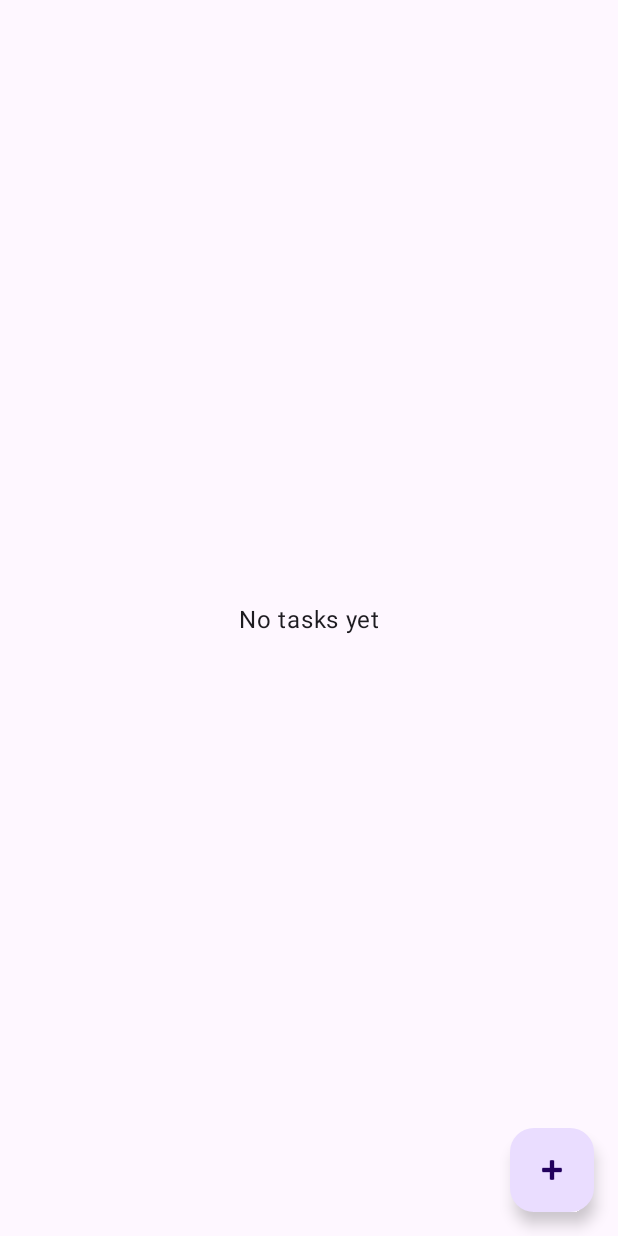
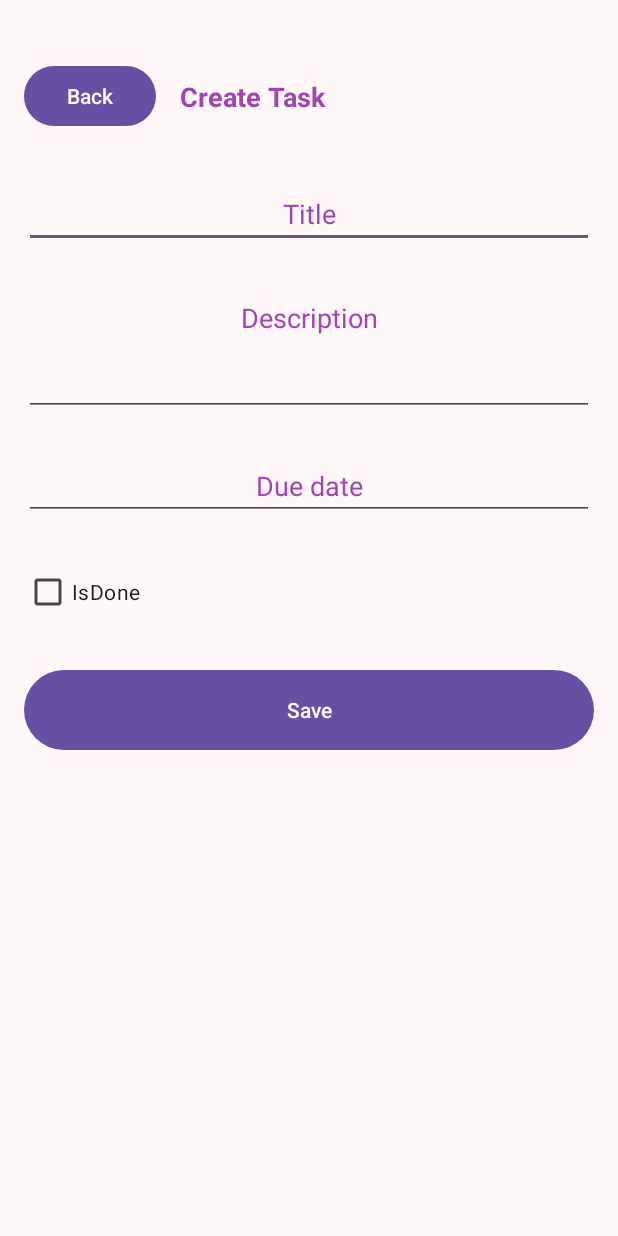
Before and after one commit to EmanK888/Task_Tracker_V2, an Android app: the screen it shows after launch (MainActivity before the commit, CreateTasksActivity after it), on a phone screen of 412 x 824 dp. Run offline under Robolectric (Android 15) with nearby library versions, the phone set to English and light mode, and no system bars.

Commit message:
Add task creation / Update screen and navigation with tasks list

```diff
--- /dev/null
+++ b/app/src/main/java/com/example/task_tracker_v2/CreateTasksActivity.kt
@@ -0,0 +1,99 @@
+package com.example.task_tracker_v2
+
+import android.os.Bundle
+import android.view.View
+import android.widget.Button
+import android.widget.CheckBox
+import android.widget.EditText
+import android.widget.TextView
+import androidx.activity.enableEdgeToEdge
+import androidx.activity.viewModels
+import androidx.appcompat.app.AppCompatActivity
+import androidx.core.view.ViewCompat
+import androidx.core.view.WindowInsetsCompat
+
+class CreateTasksActivity : AppCompatActivity() {
+
+    private val viewModel: TaskViewModel by viewModels {
+        val dao = TaskDatabase.getInstance(applicationContext).taskDao()
+        TaskViewModelFactory(TaskRepository(dao))
+    }
+
+    private var editingTask: Task? = null
+
+    override fun onCreate(savedInstanceState: Bundle?) {
+        super.onCreate(savedInstanceState)
+        enableEdgeToEdge()
+        setContentView(R.layout.activity_create_tasks)
+
+        ViewCompat.setOnApplyWindowInsetsListener(findViewById(R.id.main)) { v, insets ->
+            val systemBars = insets.getInsets(WindowInsetsCompat.Type.systemBars())
+            v.setPadding(systemBars.left, systemBars.top, systemBars.right, systemBars.bottom)
+            insets
+        }
+
+        val editTitle = findViewById<EditText>(R.id.editTextText2)
+        val editDescription = findViewById<EditText>(R.id.editTextTextMultiLine)
+        val editDueDate = findViewById<EditText>(R.id.textDueDate)
+        val textError = findViewById<TextView>(R.id.textView3)
+        val textHeader = findViewById<TextView>(R.id.textView)
+        val buttonSave = findViewById<Button>(R.id.button2)
+        val buttonBack = findViewById<Button>(R.id.button3)
+        val checkBox = findViewById<CheckBox>(R.id.checkBox)
+
+        val taskId = intent.getIntExtra("task_id", 0)
+        if (taskId != 0) {
+            val task = Task(
+                id = taskId,
+                title = intent.getStringExtra("task_title") ?: "",
+                dueDate = intent.getStringExtra("task_due_date") ?: "",
+                description = intent.getStringExtra("task_description") ?: "",
+                isDone = intent.getBooleanExtra("task_is_done", false)
+            )
+            editingTask = task
+            textHeader.text = "Edit Task"
+            editTitle.setText(task.title)
+            editDescription.setText(task.description)
+            editDueDate.setText(task.dueDate)
+            checkBox.isChecked = task.isDone
+        }
+
+        buttonBack.setOnClickListener { finish() }
+
+        buttonSave.setOnClickListener {
+            val title = editTitle.text.toString().trim()
+
+            if (title.isEmpty()) {
+                textError.visibility = View.VISIBLE
+                return@setOnClickListener
+            }
+            textError.visibility = View.GONE
+
+            val description = editDescription.text.toString().trim()
+            val dueDate = editDueDate.text.toString().trim()
+            val isDone = checkBox.isChecked
+            val existing = editingTask
+
+            if (existing == null) {
+                viewModel.AddTask(
+                    Task(
+                        title = title,
+                        dueDate = dueDate,
+                        description = description,
+                        isDone = isDone
+                    )
+                )
+            } else {
+                viewModel.UpdateTask(
+                    existing.copy(
+                        title = title,
+                        dueDate = dueDate,
+                        description = description,
+                        isDone = isDone
+                    )
+                )
+            }
+            finish()
+        }
+    }
+}
--- a/app/src/main/java/com/example/task_tracker_v2/TaskRepository.kt
+++ b/app/src/main/java/com/example/task_tracker_v2/TaskRepository.kt
@@ -1,4 +1,4 @@
-package com.example.task_tracker
+package com.example.task_tracker_v2
 import com.example.task_tracker_v2.Task
 import com.example.task_tracker_v2.TaskDao
 import kotlinx.coroutines.flow.Flow
--- a/app/src/main/java/com/example/task_tracker_v2/TaskViewModel.kt
+++ b/app/src/main/java/com/example/task_tracker_v2/TaskViewModel.kt
@@ -1,4 +1,4 @@
-package com.example.task_tracker
+package com.example.task_tracker_v2
 
 import androidx.lifecycle.ViewModel
 import androidx.lifecycle.viewModelScope
--- a/app/src/main/java/com/example/task_tracker_v2/TaskViewModelFactory.kt
+++ b/app/src/main/java/com/example/task_tracker_v2/TaskViewModelFactory.kt
@@ -1,5 +1,5 @@
 
-package com.example.task_tracker
+package com.example.task_tracker_v2
 
 import androidx.lifecycle.ViewModel
 import androidx.lifecycle.ViewModelProvider
--- /dev/null
+++ b/app/src/main/res/layout/activity_create_tasks.xml
@@ -0,0 +1,134 @@
+<?xml version="1.0" encoding="utf-8"?>
+<androidx.constraintlayout.widget.ConstraintLayout xmlns:android="http://schemas.android.com/apk/res/android"
+    xmlns:app="http://schemas.android.com/apk/res-auto"
+    xmlns:tools="http://schemas.android.com/tools"
+    android:id="@+id/main"
+    android:layout_width="match_parent"
+    android:layout_height="match_parent"
+    android:background="#FFF8F8"
+    tools:context=".CreateTasksActivity">
+
+    <!-- Back button -->
+    <Button
+        android:id="@+id/button3"
+        android:layout_width="wrap_content"
+        android:layout_height="wrap_content"
+        android:layout_marginStart="16dp"
+        android:layout_marginTop="40dp"
+        android:text="Back"
+        app:layout_constraintStart_toStartOf="parent"
+        app:layout_constraintTop_toTopOf="parent" />
+
+    <!-- Screen title -->
+    <TextView
+        android:id="@+id/textView"
+        android:layout_width="0dp"
+        android:layout_height="wrap_content"
+        android:layout_marginStart="16dp"
+        android:layout_marginEnd="16dp"
+        android:text="Create Task"
+        android:textColor="#A244B1"
+        android:textSize="18sp"
+        android:textStyle="bold"
+        app:layout_constraintBottom_toBottomOf="@+id/button3"
+        app:layout_constraintEnd_toEndOf="parent"
+        app:layout_constraintStart_toEndOf="@+id/button3"
+        app:layout_constraintTop_toTopOf="@+id/button3" />
+
+    <!-- Title -->
+    <EditText
+        android:id="@+id/editTextText2"
+        android:layout_width="0dp"
+        android:layout_height="wrap_content"
+        android:layout_marginStart="16dp"
+        android:layout_marginTop="32dp"
+        android:layout_marginEnd="16dp"
+        android:ems="10"
+        android:hint="Title"
+        android:inputType="text"
+        android:textAlignment="center"
+        android:textColor="#000000"
+        android:textColorHint="#A244B1"
+        app:layout_constraintEnd_toEndOf="parent"
+        app:layout_constraintStart_toStartOf="parent"
+        app:layout_constraintTop_toBottomOf="@+id/button3" />
+
+    <!-- Validation message -->
+    <TextView
+        android:id="@+id/textView3"
+        android:layout_width="0dp"
+        android:layout_height="wrap_content"
+        android:layout_marginStart="16dp"
+        android:layout_marginTop="4dp"
+        android:layout_marginEnd="16dp"
+        android:text="The title cannot be empty"
+        android:textColor="#FD0000"
+        android:textStyle="bold"
+        android:visibility="gone"
+        app:layout_constraintEnd_toEndOf="parent"
+        app:layout_constraintStart_toStartOf="parent"
+        app:layout_constraintTop_toBottomOf="@+id/editTextText2" />
+
+    <!-- Description -->
+    <EditText
+        android:id="@+id/editTextTextMultiLine"
+        android:layout_width="0dp"
+        android:layout_height="wrap_content"
+        android:layout_marginStart="16dp"
+        android:layout_marginTop="24dp"
+        android:layout_marginEnd="16dp"
+        android:ems="10"
+        android:gravity="start|top"
+        android:hint="Description"
+        android:inputType="textMultiLine"
+        android:minLines="3"
+        android:textAlignment="center"
+        android:textColor="#000000"
+        android:textColorHint="#A244B1"
+        app:layout_constraintEnd_toEndOf="parent"
+        app:layout_constraintStart_toStartOf="parent"
+        app:layout_constraintTop_toBottomOf="@+id/textView3" />
+
+    <!-- Due date -->
+    <EditText
+        android:id="@+id/textDueDate"
+        android:layout_width="0dp"
+        android:layout_height="wrap_content"
+        android:layout_marginStart="16dp"
+        android:layout_marginTop="24dp"
+        android:layout_marginEnd="16dp"
+        android:ems="10"
+        android:hint="Due date"
+        android:inputType="text"
+        android:textAlignment="center"
+        android:textColor="#000000"
+        android:textColorHint="#A244B1"
+        app:layout_constraintEnd_toEndOf="parent"
+        app:layout_constraintStart_toStartOf="parent"
+        app:layout_constraintTop_toBottomOf="@+id/editTextTextMultiLine" />
+
+    <!-- Checkbox -->
+    <CheckBox
+        android:id="@+id/checkBox"
+        android:layout_width="wrap_content"
+        android:layout_height="wrap_content"
+        android:layout_marginStart="16dp"
+        android:layout_marginTop="24dp"
+        android:text="IsDone"
+        app:layout_constraintStart_toStartOf="parent"
+        app:layout_constraintTop_toBottomOf="@+id/textDueDate" />
+
+    <!-- Save button -->
+    <Button
+        android:id="@+id/button2"
+        android:layout_width="0dp"
+        android:layout_height="61dp"
+        android:layout_marginStart="16dp"
+        android:layout_marginTop="24dp"
+        android:layout_marginEnd="16dp"
+        android:text="Save"
+        app:layout_constraintEnd_toEndOf="parent"
+        app:layout_constraintStart_toStartOf="parent"
+        app:layout_constraintTop_toBottomOf="@+id/checkBox" />
+
+</androidx.constraintlayout.widget.ConstraintLayout>
--- a/app/src/main/res/values/strings.xml
+++ b/app/src/main/res/values/strings.xml
@@ -5,4 +5,5 @@
     <string name="delete">Delete</string>
     <string name="share">Share</string>
     <string name="task_done">Task done</string>
+    <string name="title_activity_create_task.xml">create_task.xml</string>
 </resources>
--- a/build.gradle.kts
+++ b/build.gradle.kts
@@ -2,4 +2,5 @@
 plugins {
     alias(libs.plugins.android.application) apply false
     alias(libs.plugins.ksp) apply false
+    alias(libs.plugins.kotlin.compose) apply false
 }
```
Also changed, not shown: app/build.gradle.kts (+12 -0 lines), app/src/main/AndroidManifest.xml (+20 -0 lines), app/src/main/java/com/example/task_tracker_v2/TaskListFragment.kt (+18 -5 lines), gradle/libs.versions.toml (+13 -0 lines).
